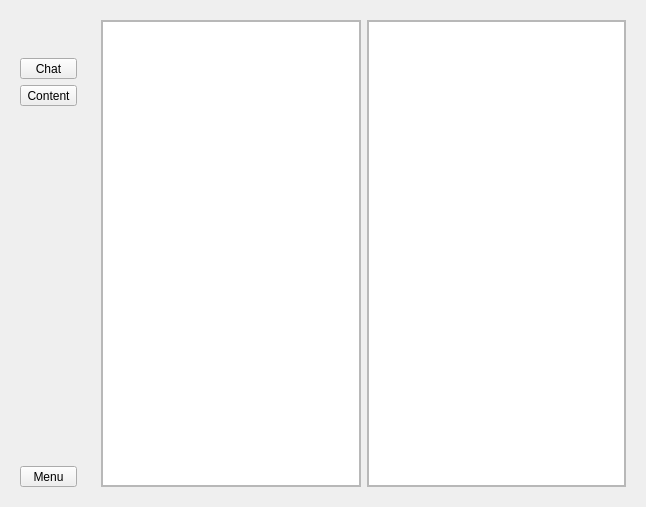
guoiaoang/TaoTieChat, file src/ui/ChatWindow/ChatWindow.ui: the form before one commit.
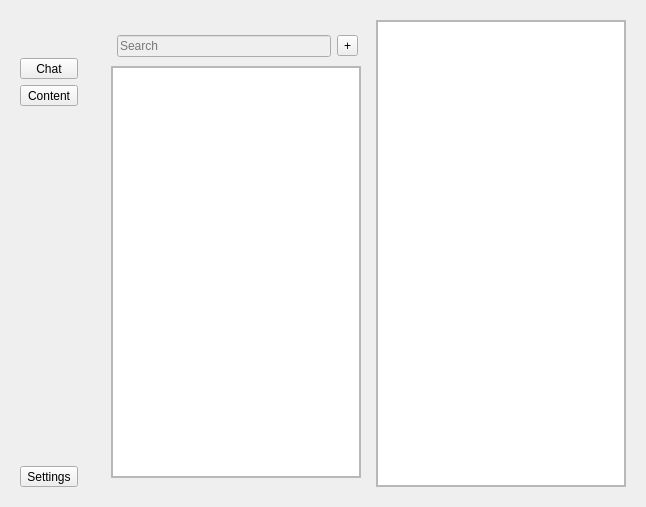
The form after the commit.

Commit message: 主窗口添加搜索栏及添加按钮

```diff
--- a/src/ui/ChatWindow/ChatWindow.ui
+++ b/src/ui/ChatWindow/ChatWindow.ui
@@ -91,7 +91,7 @@
          </sizepolicy>
         </property>
         <property name="text">
-         <string>Menu</string>
+         <string>Settings</string>
         </property>
        </widget>
       </item>
@@ -102,6 +102,48 @@
     <widget class="QWidget" name="content_widget" native="true">
      <layout class="QHBoxLayout" name="content_layout">
       <item>
+       <widget class="QWidget" name="widget_content_list" native="true">
+        <layout class="QVBoxLayout" name="layout_widget_content_list">
+         <item>
+          <layout class="QHBoxLayout" name="layout_search">
+           <property name="leftMargin">
+            <number>6</number>
+           </property>
+           <property name="topMargin">
+            <number>6</number>
+           </property>
+           <property name="rightMargin">
+            <number>3</number>
+           </property>
+           <property name="bottomMargin">
+            <number>3</number>
+           </property>
+           <item>
+            <widget class="QLineEdit" name="edit_search">
+             <property name="enabled">
+              <bool>false</bool>
+             </property>
+             <property name="maxLength">
+              <number>256</number>
+             </property>
+             <property name="placeholderText">
+              <string>Search</string>
+             </property>
+             <property name="clearButtonEnabled">
+              <bool>true</bool>
+             </property>
+            </widget>
+           </item>
+           <item>
+            <widget class="QToolButton" name="button_add">
+             <property name="text">
+              <string>+</string>
+             </property>
+            </widget>
+           </item>
+          </layout>
+         </item>
+         <item>
        <widget class="QStackedWidget" name="stacked_content_list">
         <property name="frameShape">
          <enum>QFrame::Shape::StyledPanel</enum>
@@ -149,6 +191,9 @@
         </widget>
        </widget>
       </item>
+        </layout>
+       </widget>
+      </item>
       <item>
        <widget class="QStackedWidget" name="stacked_content_detail">
         <property name="frameShape">
```
Left out of the diff: 6 changed lines with no effect on the pictures. Lines whose indentation alone changed are shown as unchanged. The commit also changes 2 other files.
